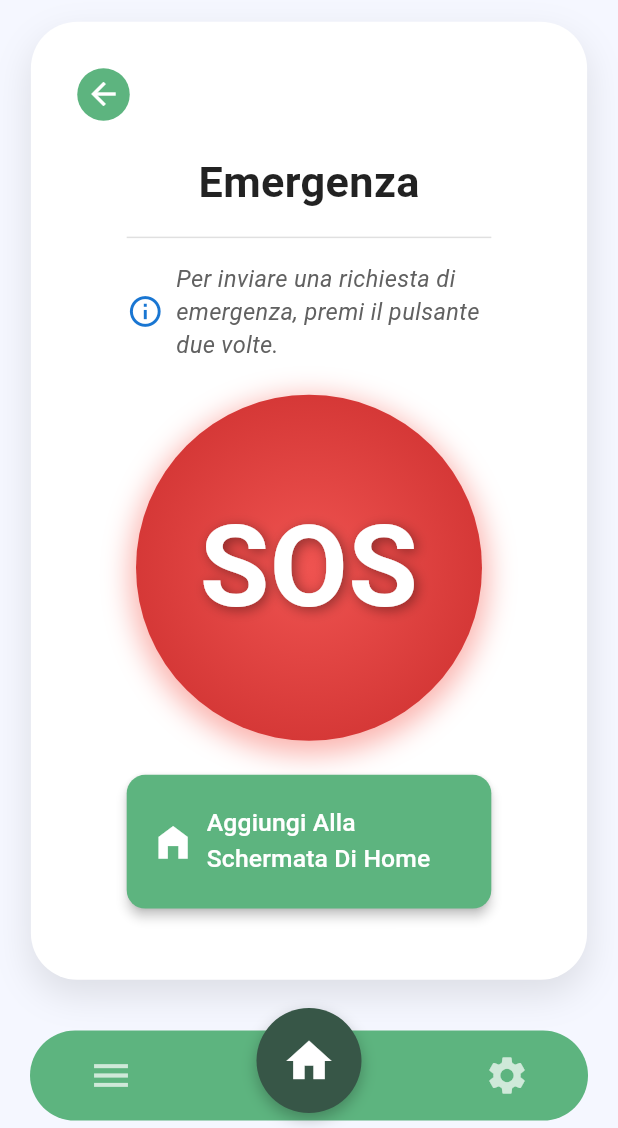
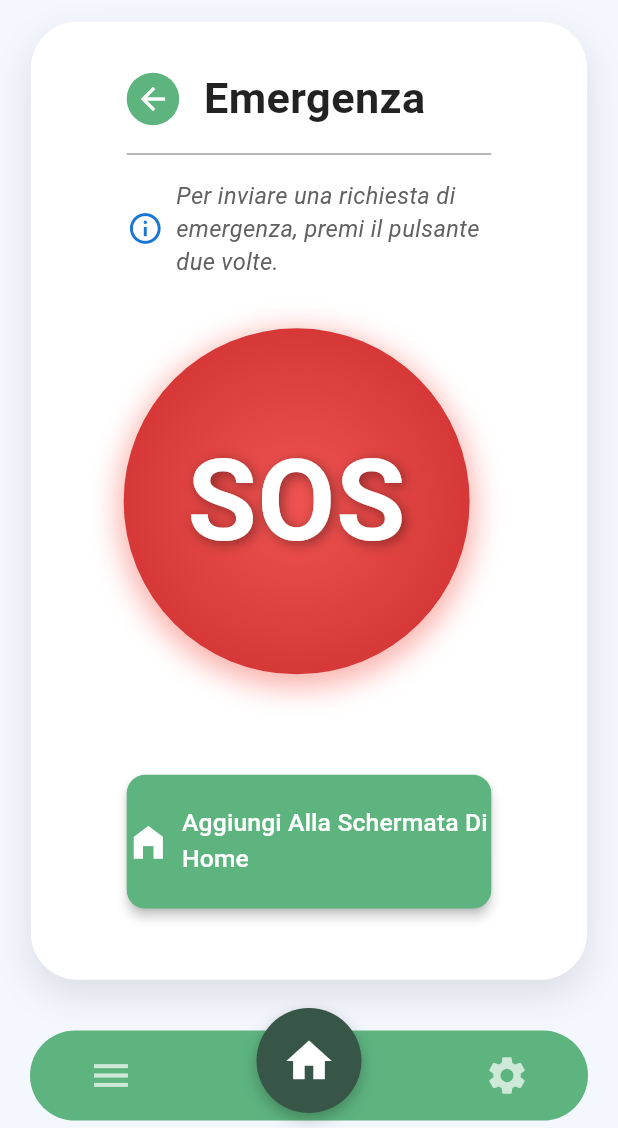
Before and after one commit to Lucacpt/WellYess, a Flutter app: the EmergenzaScreen screen opened directly, on a phone screen of 412 x 824 dp, the part 108-1236 px from its top. Run offline on Flutter 3.47's test engine with Material 3 defaults, Android fonts, the phone set to English and light mode, and no system bars; our stand-ins replace fl_chart, flutter_local_notifications, flutter_svg, hive, hive_flutter, shared_preferences and 1 more; missing offline and left inert: android_alarm_manager_plus; accounts and stored records are empty; project files that could hold a hidden picture were left out.

Commit message:
added the med status on hive, fixed the responsiveness in emergecy section. remove debug label

```diff
--- a/wellyess/lib/screens/sos.dart
+++ b/wellyess/lib/screens/sos.dart
@@ -4,6 +4,7 @@ import 'package:shared_preferences/shared_preferences.dart';
 import 'package:wellyess/models/user_model.dart';
 import '../widgets/base_layout.dart';
 import '../widgets/sos_request_card.dart';
+import 'package:wellyess/widgets/go_back_button.dart'; // <- importa il BackCircleButton
 
 class EmergenzaScreen extends StatefulWidget {
   const EmergenzaScreen({super.key});
@@ -126,12 +127,10 @@ class _EmergenzaScreenState extends State<EmergenzaScreen>
       return const Scaffold(body: Center(child: CircularProgressIndicator()));
     }
 
-    final isCaregiver = _userType == UserType.caregiver;
-
     return BaseLayout(
       userType: _userType,
-      onBackPressed: () => Navigator.of(context).pop(),
-      child: isCaregiver
+      // rimuovo onBackPressed: per non duplicare la freccia
+      child: _userType == UserType.caregiver
           ? _buildCaregiverView(context)
           : _buildElderView(context),
     );
@@ -192,40 +191,42 @@ class _EmergenzaScreenState extends State<EmergenzaScreen>
 
   // --- VISTA ESISTENTE PER L'ANZIANO ---
   Widget _buildElderView(BuildContext context) {
-    final screenWidth = MediaQuery.of(context).size.width;
-    final screenHeight = MediaQuery.of(context).size.height;
+    final sw = MediaQuery.of(context).size.width;
+    final sh = MediaQuery.of(context).size.height;
+
     return Padding(
-      padding: EdgeInsets.symmetric(horizontal: screenWidth * 0.08),
-      child: LayoutBuilder(
-        builder: (context, constraints) {
-          return SingleChildScrollView(
-            child: ConstrainedBox(
-              constraints: BoxConstraints(minHeight: constraints.maxHeight),
-              child: IntrinsicHeight(
+      padding: EdgeInsets.symmetric(horizontal: sw * 0.08),
       child: Column(
+        crossAxisAlignment: CrossAxisAlignment.start,
         children: [
+          Row(   // <-- qui metto freccia e titolo affiancati
+            children: [
+              BackCircleButton(onPressed: () => Navigator.of(context).pop()),
+              SizedBox(width: sw * 0.04),
               Text(
                 'Emergenza',
                 style: TextStyle(
-                        fontSize: screenWidth * 0.07,
+                  fontSize: sw * 0.07,
                   fontWeight: FontWeight.bold,
                   color: Colors.black87,
                 ),
               ),
-                    SizedBox(height: screenHeight * 0.01),
-                    Divider(color: Colors.grey.shade300),
-                    SizedBox(height: screenHeight * 0.01),
+            ],
+          ),
+          SizedBox(height: sh * 0.01),
+          const Divider(color: Colors.grey),
+          SizedBox(height: sh * 0.01),
           Row(
             children: [
               Icon(Icons.info_outline,
                   color: Colors.blue.shade700,
-                            size: screenWidth * 0.06),
-                        SizedBox(width: screenWidth * 0.02),
+                  size: sw * 0.06),
+              SizedBox(width: sw * 0.02),
               Expanded(
                 child: Text(
                   "Per inviare una richiesta di emergenza, premi il pulsante due volte.",
                   style: TextStyle(
-                              fontSize: screenWidth * 0.038,
+                    fontSize: sw * 0.038,
                     fontStyle: FontStyle.italic,
                     color: Colors.grey.shade700,
                   ),
@@ -250,15 +251,15 @@ class _EmergenzaScreenState extends State<EmergenzaScreen>
                 } else {
                   _resetTapTimer?.cancel();
                   _showCaregiverNotifiedDialog(
-                                    context, screenWidth, screenHeight)
+                          context, sw, sh)
                       .then((_) {
                     _resetButtonState();
                   });
                 }
               },
               child: Container(
-                          width: screenWidth * 0.55,
-                          height: screenWidth * 0.55,
+                width: sw * 0.55,
+                height: sw * 0.55,
                 decoration: BoxDecoration(
                   shape: BoxShape.circle,
                   gradient: RadialGradient(
@@ -285,8 +286,8 @@ class _EmergenzaScreenState extends State<EmergenzaScreen>
                     style: TextStyle(
                       color: Colors.white,
                       fontSize: _isFirstTap
-                                    ? screenWidth * 0.07
-                                    : screenWidth * 0.18,
+                          ? sw * 0.07
+                          : sw * 0.18,
                       fontWeight: FontWeight.bold,
                       shadows: [
                         const Shadow(
@@ -302,6 +303,7 @@ class _EmergenzaScreenState extends State<EmergenzaScreen>
             ),
           ),
           const Spacer(flex: 3),
+          SizedBox(height: sh * 0.04),
           SizedBox(
             width: double.infinity,
             child: ElevatedButton.icon(
@@ -309,34 +311,28 @@ class _EmergenzaScreenState extends State<EmergenzaScreen>
               icon: Icon(
                 Icons.home_filled,
                 color: Colors.white,
-                          size: screenWidth * 0.07,
+                size: sw * 0.07,
               ),
               label: Text(
                 'Aggiungi Alla Schermata Di Home',
                 style: TextStyle(
                     color: Colors.white,
-                              fontSize: screenWidth * 0.04),
+                    fontSize: sw * 0.04),
               ),
               style: ElevatedButton.styleFrom(
                 backgroundColor: const Color(0XFF5DB47F),
                 padding: EdgeInsets.symmetric(
-                              vertical: screenHeight * 0.025,
-                              horizontal: screenWidth * 0.04),
+                    vertical: sh * 0.025),
                 shape: RoundedRectangleBorder(
                   borderRadius:
-                                BorderRadius.circular(screenWidth * 0.03),
+                      BorderRadius.circular(sw * 0.03),
                 ),
                 elevation: 3,
               ),
             ),
           ),
-                    SizedBox(height: screenHeight * 0.02),
+          SizedBox(height: sh * 0.02),
         ],
-                ),
-              ),
-            ),
-          );
-        },
       ),
     );
   }
```
Also changed, not shown: wellyess/lib/models/farmaco_model.dart (+10 -16 lines), wellyess/lib/screens/med_diary.dart (+5 -8 lines), wellyess/lib/screens/med_section.dart (+46 -47 lines), wellyess/lib/widgets/confirm_popup.dart (+19 -15 lines), wellyess/pubspec.yaml (+11 -4 lines), wellyess/lib/assets/icons/Logo.png (added), wellyess/lib/models/farmaco_model.g.dart, wellyess/pubspec.lock. Lines whose indentation alone changed are shown as unchanged.
